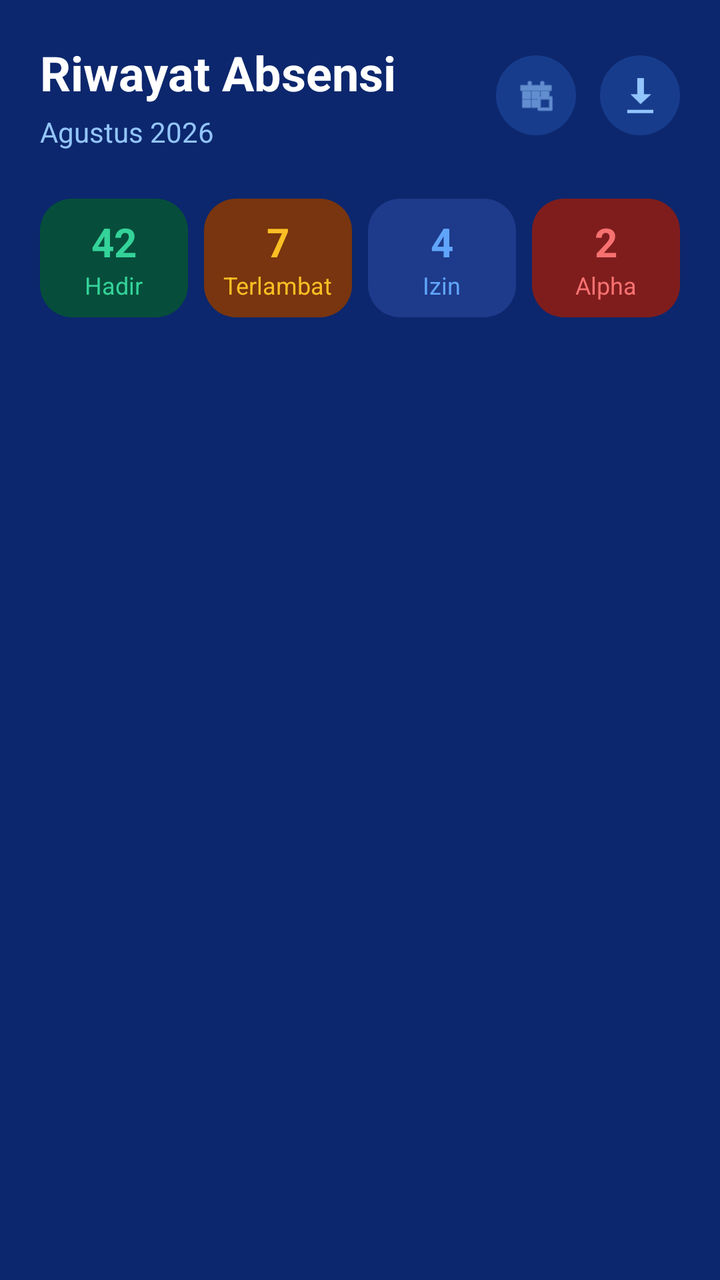
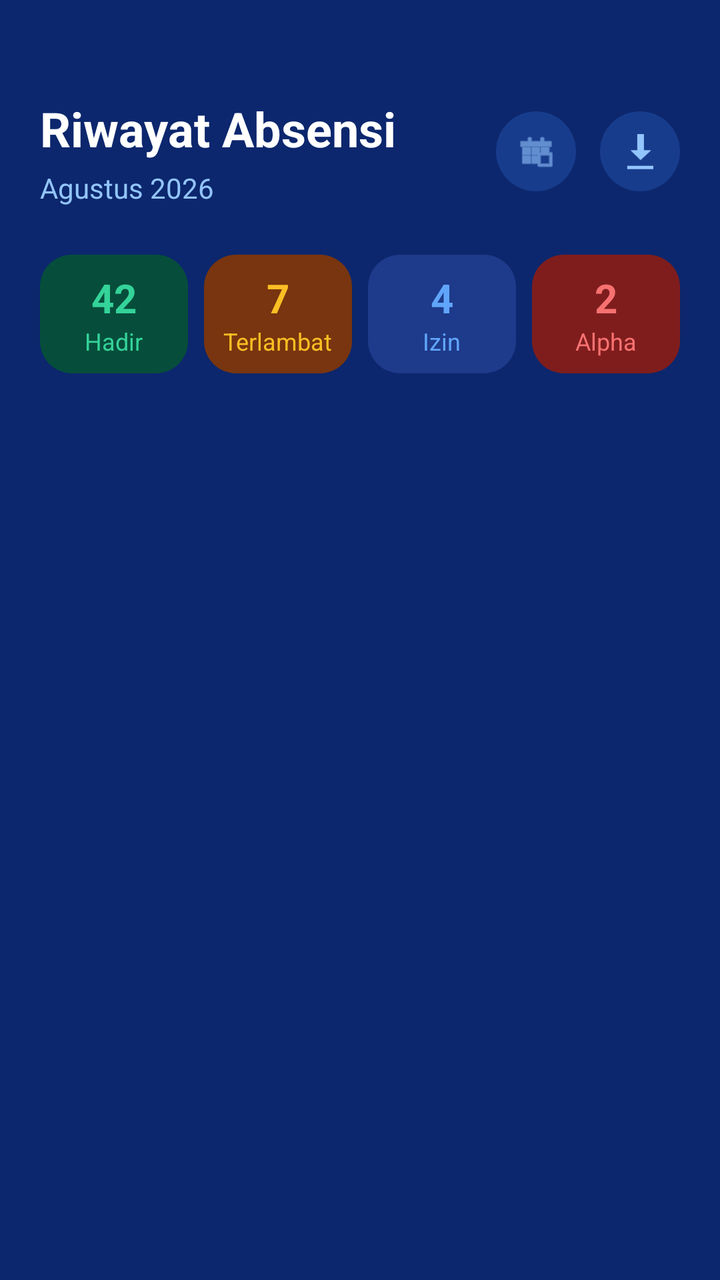

The first picture is an Android layout as it rendered before a commit; the second is the same layout after the commit. The layout source and the unified diff follow.
<!-- AndroidManifest.xml: application theme Theme.JavaTraining -->
<!-- res/layout/fragment_history.xml -->
<?xml version="1.0" encoding="utf-8"?>
<androidx.constraintlayout.widget.ConstraintLayout xmlns:android="http://schemas.android.com/apk/res/android"
    xmlns:app="http://schemas.android.com/apk/res-auto"
    android:layout_width="match_parent"
    android:layout_height="match_parent"
    android:background="@color/dash_bg"
    android:padding="20dp">

    
    <TextView
        android:id="@+id/tvTitle"
        android:layout_width="wrap_content"
        android:layout_height="wrap_content"
        android:text="Riwayat Absensi"
        android:textColor="@color/dash_text_white"
        android:textSize="24sp"
        android:textStyle="bold"
        app:layout_constraintTop_toTopOf="parent"
        app:layout_constraintStart_toStartOf="parent" />

    <TextView
        android:id="@+id/tvSubtitle"
        android:layout_width="wrap_content"
        android:layout_height="wrap_content"
        android:text="Agustus 2026"
        android:textColor="@color/dash_text_light_blue"
        android:textSize="14sp"
        android:layout_marginTop="4dp"
        app:layout_constraintTop_toBottomOf="@id/tvTitle"
        app:layout_constraintStart_toStartOf="parent" />

    
    <FrameLayout
        android:id="@+id/btnDownload"
        android:layout_width="40dp"
        android:layout_height="40dp"
        android:background="@drawable/bg_avatar_circle"
        android:backgroundTint="@color/dash_card_bg"
        app:layout_constraintTop_toTopOf="@id/tvTitle"
        app:layout_constraintBottom_toBottomOf="@id/tvSubtitle"
        app:layout_constraintEnd_toEndOf="parent">
        
        <ImageView
            android:layout_width="20dp"
            android:layout_height="20dp"
            android:layout_gravity="center"
            android:src="@android:drawable/stat_sys_download"
            app:tint="@color/dash_text_light_blue" />
    </FrameLayout>

    
    <FrameLayout
        android:id="@+id/btnCalendar"
        android:layout_width="40dp"
        android:layout_height="40dp"
        android:layout_marginEnd="12dp"
        android:background="@drawable/bg_avatar_circle"
        android:backgroundTint="@color/dash_card_bg"
        app:layout_constraintTop_toTopOf="@id/btnDownload"
        app:layout_constraintBottom_toBottomOf="@id/btnDownload"
        app:layout_constraintEnd_toStartOf="@id/btnDownload">
        
        <ImageView
            android:layout_width="20dp"
            android:layout_height="20dp"
            android:layout_gravity="center"
            android:src="@android:drawable/ic_menu_today"
            app:tint="@color/dash_text_light_blue" />
    </FrameLayout>

    
    <LinearLayout
        android:id="@+id/llStats"
        android:layout_width="match_parent"
        android:layout_height="wrap_content"
        android:layout_marginTop="24dp"
        android:orientation="horizontal"
        android:weightSum="4"
        app:layout_constraintTop_toBottomOf="@id/tvSubtitle">
        
        
        <LinearLayout
            android:layout_width="0dp"
            android:layout_height="wrap_content"
            android:layout_weight="1"
            android:layout_marginEnd="8dp"
            android:orientation="vertical"
            android:gravity="center"
            android:background="@drawable/bg_badge"
            android:backgroundTint="#064E3B"
            android:padding="8dp">
            
            <TextView
                android:layout_width="wrap_content"
                android:layout_height="wrap_content"
                android:text="42"
                android:textColor="#34D399"
                android:textSize="20sp"
                android:textStyle="bold" />
                
            <TextView
                android:layout_width="wrap_content"
                android:layout_height="wrap_content"
                android:text="Hadir"
                android:textColor="#34D399"
                android:textSize="12sp" />
        </LinearLayout>

        
        <LinearLayout
            android:layout_width="0dp"
            android:layout_height="wrap_content"
            android:layout_weight="1"
            android:layout_marginEnd="8dp"
            android:orientation="vertical"
            android:gravity="center"
            android:background="@drawable/bg_badge"
            android:backgroundTint="#78350F"
            android:padding="8dp">
            
            <TextView
                android:layout_width="wrap_content"
                android:layout_height="wrap_content"
                android:text="7"
                android:textColor="#FBBF24"
                android:textSize="20sp"
                android:textStyle="bold" />
                
            <TextView
                android:layout_width="wrap_content"
                android:layout_height="wrap_content"
                android:text="Terlambat"
                android:textColor="#FBBF24"
                android:textSize="12sp" />
        </LinearLayout>

        
        <LinearLayout
            android:layout_width="0dp"
            android:layout_height="wrap_content"
            android:layout_weight="1"
            android:layout_marginEnd="8dp"
            android:orientation="vertical"
            android:gravity="center"
            android:background="@drawable/bg_badge"
            android:backgroundTint="#1E3A8A"
            android:padding="8dp">
            
            <TextView
                android:layout_width="wrap_content"
                android:layout_height="wrap_content"
                android:text="4"
                android:textColor="#60A5FA"
                android:textSize="20sp"
                android:textStyle="bold" />
                
            <TextView
                android:layout_width="wrap_content"
                android:layout_height="wrap_content"
                android:text="Izin"
                android:textColor="#60A5FA"
                android:textSize="12sp" />
        </LinearLayout>

        
        <LinearLayout
            android:layout_width="0dp"
            android:layout_height="wrap_content"
            android:layout_weight="1"
            android:orientation="vertical"
            android:gravity="center"
            android:background="@drawable/bg_badge"
            android:backgroundTint="#7F1D1D"
            android:padding="8dp">
            
            <TextView
                android:layout_width="wrap_content"
                android:layout_height="wrap_content"
                android:text="2"
                android:textColor="#F87171"
                android:textSize="20sp"
                android:textStyle="bold" />
                
            <TextView
                android:layout_width="wrap_content"
                android:layout_height="wrap_content"
                android:text="Alpha"
                android:textColor="#F87171"
                android:textSize="12sp" />
        </LinearLayout>
    </LinearLayout>

    
    <androidx.recyclerview.widget.RecyclerView
        android:id="@+id/rvHistoryDays"
        android:layout_width="match_parent"
        android:layout_height="0dp"
        android:layout_marginTop="24dp"
        android:clipToPadding="false"
        android:paddingBottom="80dp"
        app:layout_constraintTop_toBottomOf="@id/llStats"
        app:layout_constraintBottom_toBottomOf="parent" />

</androidx.constraintlayout.widget.ConstraintLayout>
<!-- resources referenced by this layout -->
<resources>
  <color name="dash_bg">#0C276D</color>
  <color name="dash_card_bg">#183C8C</color>
  <color name="dash_text_light_blue">#93C5FD</color>
  <color name="dash_text_white">#FFFFFF</color>
  <!-- drawable bg_avatar_circle (drawable) -->
  <shape xmlns:android="http://schemas.android.com/apk/res/android" android:shape="oval">
      <solid android:color="@color/dash_accent_orange" />
  </shape>
  <!-- drawable bg_badge (drawable) -->
  <?xml version="1.0" encoding="utf-8"?>
  <shape xmlns:android="http://schemas.android.com/apk/res/android">
      <solid android:color="#FFFFFF" />
      <corners android:radius="16dp" />
  </shape>
  <style name="Theme.JavaTraining" parent="Theme.MaterialComponents.Light.NoActionBar">
          
          <item name="colorPrimary">@color/colorPrimary</item>
          <item name="colorPrimaryVariant">@color/colorPrimaryDark</item>
          <item name="colorOnPrimary">@color/textWhite</item>
          
          
          <item name="colorSecondary">@color/colorAccent</item>
          <item name="colorSecondaryVariant">@color/colorAccent</item>
          <item name="colorOnSecondary">@color/textWhite</item>
          
          
          <item name="android:colorBackground">@color/backgroundLight</item>
          <item name="colorSurface">@color/cardBackground</item>
          <item name="colorOnBackground">@color/textPrimary</item>
          <item name="colorOnSurface">@color/textPrimary</item>
          
          
          <item name="android:statusBarColor">@color/backgroundLight</item>
          <item name="android:windowLightStatusBar">true</item>
      </style>
  <color name="dash_accent_orange">#FF9800</color>
  <color name="colorPrimary">#0C276D</color>
  <color name="colorPrimaryDark">#081D52</color>
  <color name="textWhite">#FFFFFF</color>
  <color name="colorAccent">#FF9800</color>
  <color name="backgroundLight">#0C276D</color>
  <color name="cardBackground">#183C8C</color>
  <color name="textPrimary">#FFFFFF</color>
</resources>

<!-- the commit's change to res/layout/fragment_history.xml (unified diff, before → after) -->
@@ -4,7 +4,10 @@
     android:layout_width="match_parent"
     android:layout_height="match_parent"
     android:background="@color/dash_bg"
-    android:padding="20dp">
+    android:paddingStart="20dp"
+    android:paddingEnd="20dp"
+    android:paddingTop="48dp"
+    android:paddingBottom="20dp">
 
     
     <TextView
